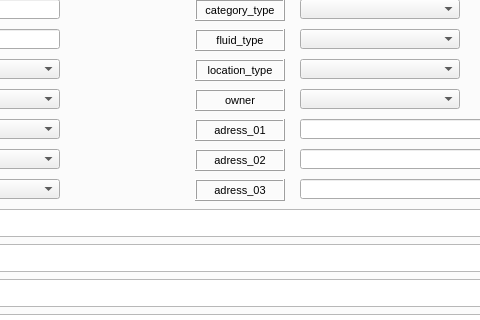
Giswater/giswater_qgis_plugin, file ui/ud_node.ui: the form before one commit; both pictures show x 232 to 712 and y 147 to 467 of the 845 by 615 pixel window.
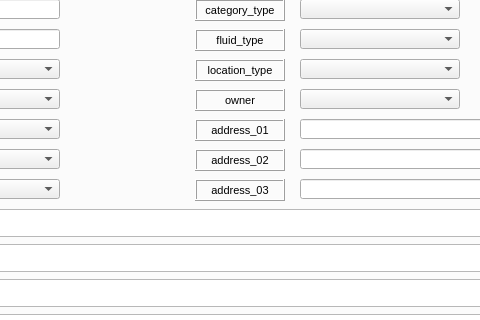
The form after the commit. The open tabs and pages were chosen to show the change.

Commit message: Modify arc/node/connec/gully forms

Diff of the .ui file:
```diff
--- a/ui/ud_node.ui
+++ b/ui/ud_node.ui
@@ -268,7 +268,7 @@
       <enum>QFrame::Raised</enum>
      </property>
      <property name="text">
-      <string>adress_03</string>
+      <string>address_03</string>
      </property>
      <property name="textFormat">
       <enum>Qt::AutoText</enum>
@@ -304,7 +304,7 @@
       <enum>QFrame::Raised</enum>
      </property>
      <property name="text">
-      <string>adress_02</string>
+      <string>address_02</string>
      </property>
      <property name="textFormat">
       <enum>Qt::AutoText</enum>
@@ -396,7 +396,7 @@
       <enum>QFrame::Raised</enum>
      </property>
      <property name="text">
-      <string>adress_01</string>
+      <string>address_01</string>
      </property>
      <property name="textFormat">
       <enum>Qt::AutoText</enum>
```
Left out of the diff: 12 changed lines with no effect on the pictures. The commit also changes 15 other files.
